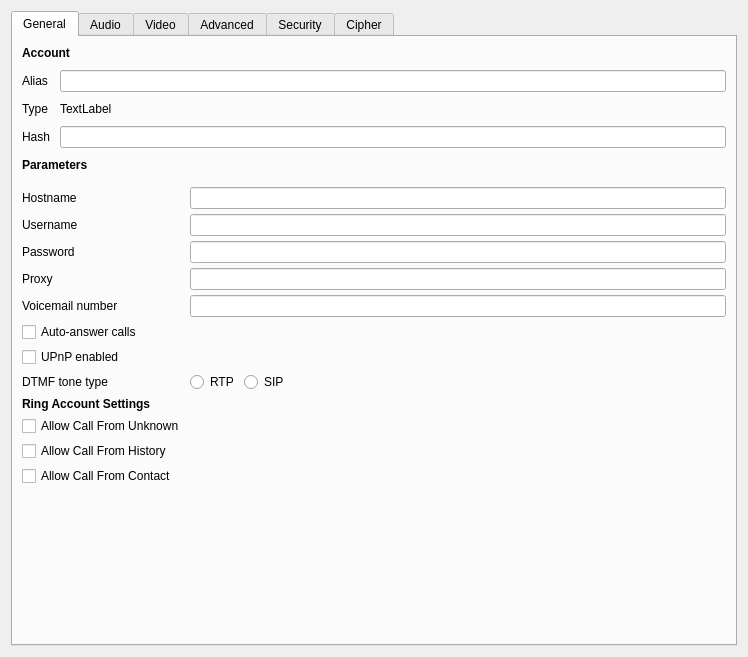
Old version of the form accountdetails.ui in the repository savoirfairelinux/jami-client-windows.
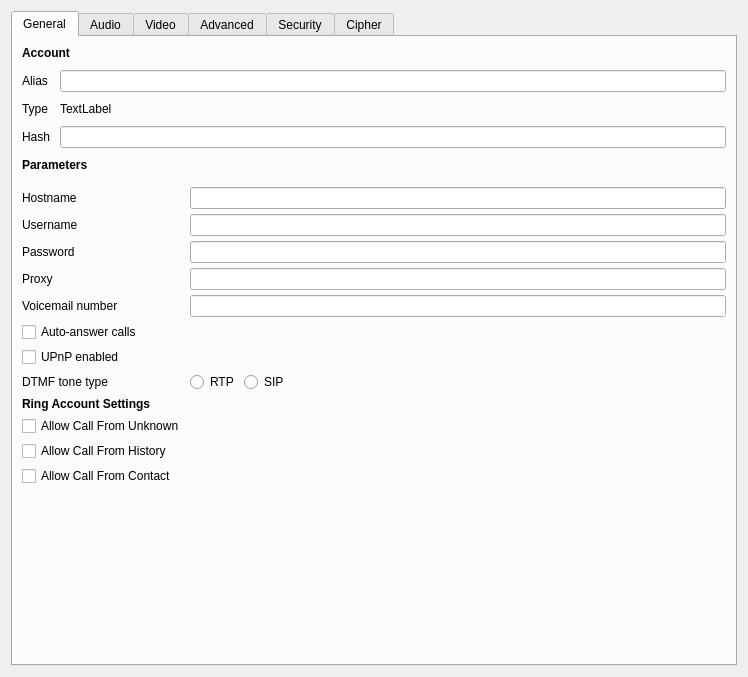
New version of the form. Icons and pictures are not drawn.

What changed in the file:
```diff
--- a/accountdetails.ui
+++ b/accountdetails.ui
@@ -7,7 +7,7 @@
     <x>0</x>
     <y>0</y>
     <width>748</width>
-    <height>657</height>
+    <height>677</height>
    </rect>
   </property>
   <property name="windowTitle">
```
Left out of the diff: 2 changed lines with no effect on the pictures.
